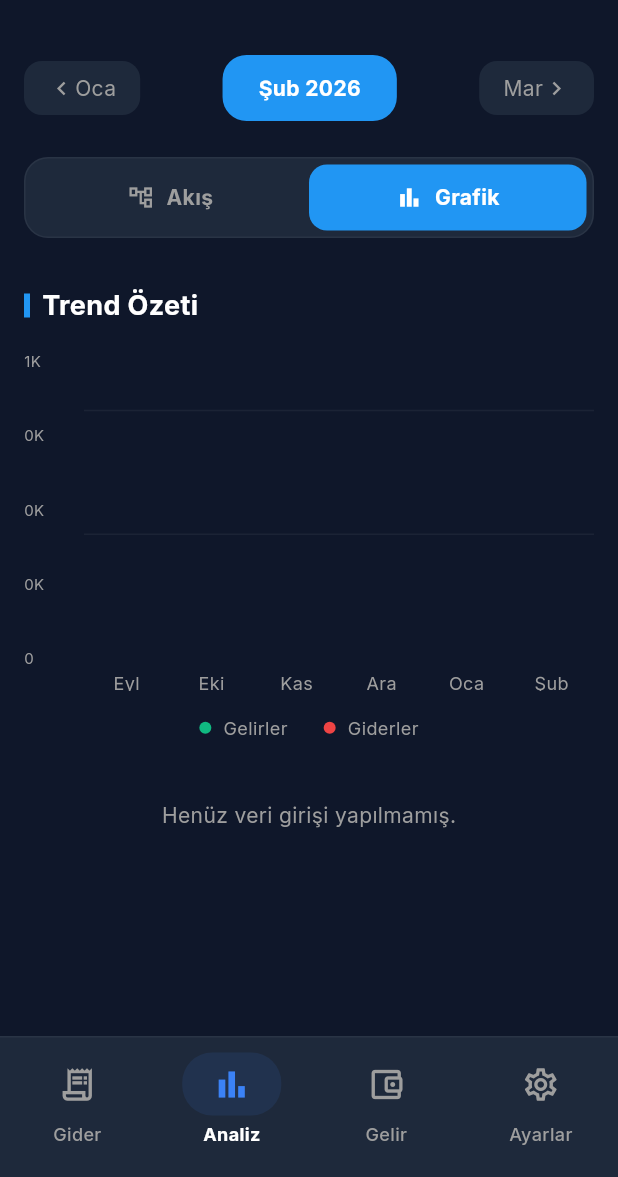
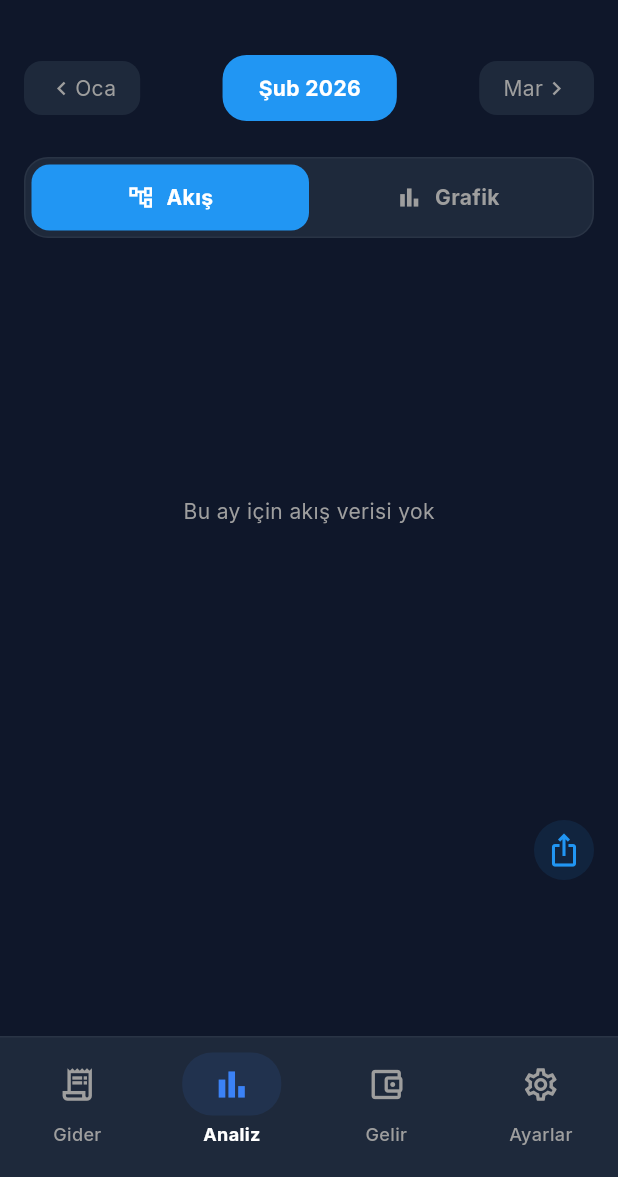
Before and after one commit to rks020/O-uz-dedinmi, a Flutter app: the screen it shows once a user with an empty profile is signed in, item 2 of the bottom bar chosen, on a phone screen of 412 x 824 dp, the part 59-1236 px from its top. Run offline on Flutter 3.47's test engine with Material 3 defaults, Android fonts, the phone set to English and light mode, and no system bars; drawn by our look-alikes of fl_chart; our stand-ins replace firebase_auth, firebase_core, firebase_database, flutter_riverpod, font_awesome_flutter, google_fonts; accounts and stored records are empty.

Commit message:
Analiz ekranı Akış (Sankey) grafiği dinamik ve animasyonlu olarak eklendi

```diff
--- a/lib/screens/analysis_screen.dart
+++ b/lib/screens/analysis_screen.dart
@@ -6,6 +6,7 @@ import '../providers/data_provider.dart';
 import '../theme/app_theme.dart';
 import '../models/transaction.dart';
 import '../models/category.dart';
+import '../widgets/sankey_flow_chart.dart';
 
 class AnalysisScreen extends ConsumerStatefulWidget {
   const AnalysisScreen({super.key});
@@ -15,7 +16,7 @@ class AnalysisScreen extends ConsumerStatefulWidget {
 }
 
 class _AnalysisScreenState extends ConsumerState<AnalysisScreen> {
-  bool _isChartActive = true;
+  bool _isChartActive = false; // Default to 'Akış' view as requested
 
   @override
   Widget build(BuildContext context) {
@@ -103,37 +104,86 @@ class _AnalysisScreenState extends ConsumerState<AnalysisScreen> {
                 ),
               ),
             ),
-            if (_isChartActive) ...[
+            if (!_isChartActive) ...[
+              const SizedBox(height: 32),
+              _buildFlowSection(transactionsAsync, categoriesAsync),
+              const SizedBox(height: 40),
+              Align(
+                alignment: Alignment.centerRight,
+                child: Padding(
+                  padding: const EdgeInsets.all(16),
+                  child: Container(
+                    padding: const EdgeInsets.all(8),
+                    decoration: BoxDecoration(
+                      color: Colors.blue.withOpacity(0.1),
+                      shape: BoxShape.circle,
+                    ),
+                    child: const Icon(Icons.ios_share, color: Colors.blue, size: 24),
+                  ),
+                ),
+              ),
+            ] else if (_isChartActive) ...[
               const SizedBox(height: 32),
               _buildChartSection(transactionsAsync),
               const SizedBox(height: 40),
               _buildCategoriesSection(transactionsAsync, categoriesAsync),
               const SizedBox(height: 40),
-            ] else
-              const Center(
-                child: Padding(
-                  padding: EdgeInsets.only(top: 100),
-                  child: Column(
-                    children: [
-                      Icon(Icons.bar_chart_outlined, size: 64, color: Colors.white24),
-                      SizedBox(height: 16),
-                      Text(
-                        'Seçilen dönem için işlem yok',
-                        style: TextStyle(color: Colors.white, fontSize: 18, fontWeight: FontWeight.bold),
-                      ),
-                      SizedBox(height: 8),
-                      Text(
-                        'Finansal akışınızı görmek için gelir ve gider\neklemeye başlayın',
-                        textAlign: TextAlign.center,
-                        style: TextStyle(color: Colors.grey, fontSize: 14),
-                      ),
-                    ],
-                  ),
-                ),
-              ),
+            ],
           ],
         ),
       ),
+    );
+  }
+
+  Widget _buildFlowSection(AsyncValue<List<Transaction>> transactionsAsync, AsyncValue<List<AppCategory>> categoriesAsync) {
+    return transactionsAsync.when(
+      data: (transactions) {
+        final selectedDate = ref.watch(selectedDateProvider);
+        final currentMonthTransactions = transactions.where((t) => t.date.year == selectedDate.year && t.date.month == selectedDate.month).toList();
+        final categories = categoriesAsync.value ?? [];
+
+        final income = currentMonthTransactions.where((t) => t.type == TransactionType.income).fold(0.0, (sum, t) => sum + t.amount);
+        final expenses = currentMonthTransactions.where((t) => t.type == TransactionType.expense).fold(0.0, (sum, t) => sum + t.amount);
+
+        // Group income by categories
+        final Map<String, double> incomeMap = {};
+        for (var t in currentMonthTransactions.where((t) => t.type == TransactionType.income)) {
+          incomeMap[t.categoryId] = (incomeMap[t.categoryId] ?? 0) + t.amount;
+        }
+
+        // Group expenses by categories (or just show 'Giderler' if many)
+        final Map<String, double> expenseMap = {};
+        for (var t in currentMonthTransactions.where((t) => t.type == TransactionType.expense)) {
+          expenseMap[t.categoryId] = (expenseMap[t.categoryId] ?? 0) + t.amount;
+        }
+
+        final List<CategoryVolume> incomeBreakdown = incomeMap.entries.map((e) {
+          final cat = categories.firstWhere((c) => c.id == e.key, orElse: () => AppCategory(id: '?', name: 'Gelir', colorValue: Colors.amber.value, type: CategoryType.both));
+          return CategoryVolume(name: cat.name, amount: e.value, color: Color(cat.colorValue));
+        }).toList();
+
+        // If many expense categories, we might want to group them to keep graph clean
+        final List<CategoryVolume> expenseBreakdown = expenseMap.entries.map((e) {
+          final cat = categories.firstWhere((c) => c.id == e.key, orElse: () => AppCategory(id: '?', name: 'Gider', colorValue: Colors.red.value, type: CategoryType.both));
+          return CategoryVolume(name: cat.name, amount: e.value, color: Color(cat.colorValue));
+        }).toList();
+
+        if (income == 0 && expenses == 0) {
+          return const SizedBox(
+            height: 300,
+            child: Center(child: Text('Bu ay için akış verisi yok', style: TextStyle(color: Colors.grey))),
+          );
+        }
+
+        return SankeyFlowChart(
+          income: income,
+          expenses: expenses,
+          incomeBreakdown: incomeBreakdown,
+          expenseBreakdown: expenseBreakdown,
+        );
+      },
+      loading: () => const SizedBox(height: 300, child: Center(child: CircularProgressIndicator())),
+      error: (_, __) => const SizedBox(height: 300, child: Center(child: Text('Veri yüklenemedi'))),
     );
   }
 
```
Also changed, not shown: lib/widgets/sankey_flow_chart.dart (added, +238 -0 lines).
